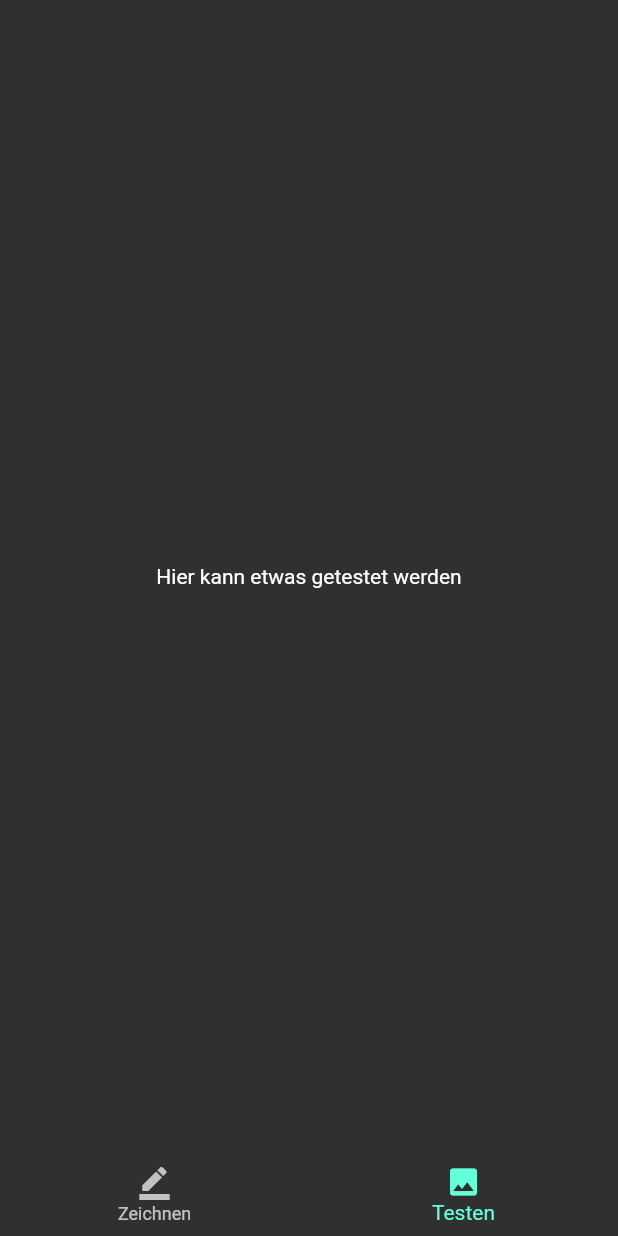
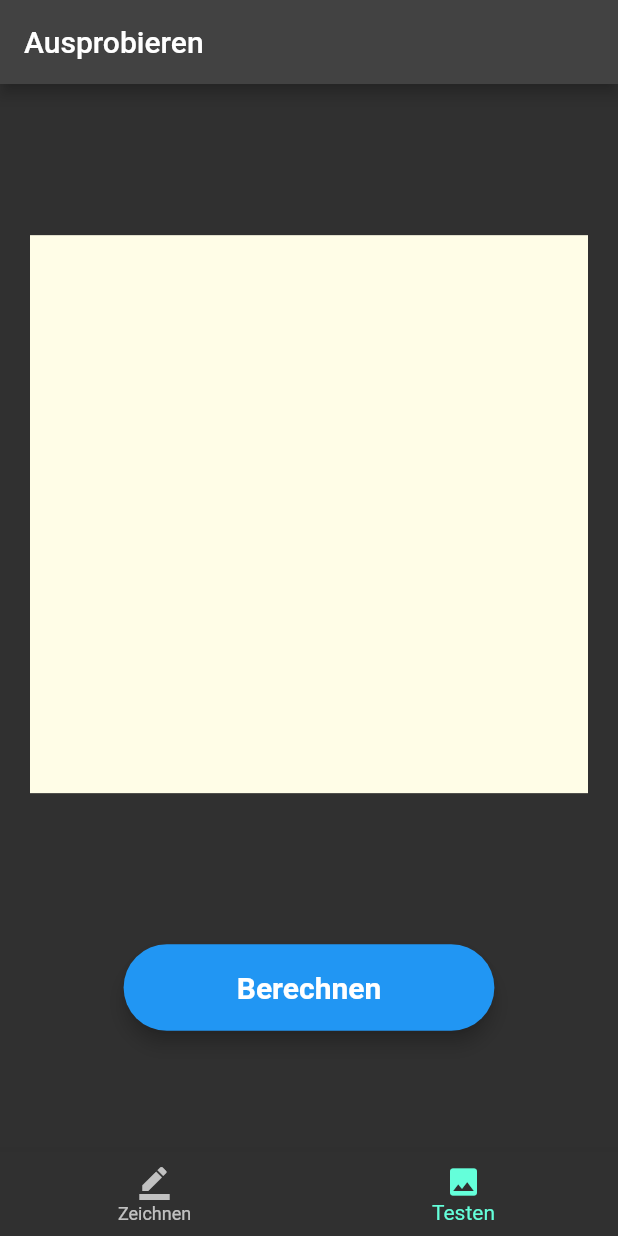
Before and after one commit to SirSimon04/DeepChemistryApp, a Flutter app: the screen it shows after launch, item 2 of the bottom bar chosen, on a phone screen of 412 x 824 dp. Run offline on Flutter 3.47's test engine with Material 2 defaults, Android fonts, the phone set to English and light mode, and no system bars; drawn by our look-alikes of screenshot; our stand-ins replace image_gallery_saver.

Commit message:
add new screen and new testing screen

```diff
--- a/lib/screens/testing_screen/testing_screen.dart
+++ b/lib/screens/testing_screen/testing_screen.dart
@@ -1,12 +1,64 @@
 import 'package:flutter/material.dart';
+import 'package:flutter_deep_chemistry/screens/drawing_screen/components/custom_draw_widget.dart';
 
-class TestingScreen extends StatelessWidget {
+class TestingScreen extends StatefulWidget {
   const TestingScreen({Key? key}) : super(key: key);
 
   @override
+  State<TestingScreen> createState() => _TestingScreenState();
+}
+
+class _TestingScreenState extends State<TestingScreen> {
+  final GlobalKey<CustomDrawingWidgetState> _customDrawingWidgetStateKey =
+      GlobalKey();
+  @override
   Widget build(BuildContext context) {
-    return const Center(
-      child: Text("Hier kann etwas getestet werden"),
+    return Scaffold(
+      appBar: AppBar(
+        automaticallyImplyLeading: false,
+        title: const Text(
+          "Ausprobieren",
+          style: TextStyle(color: Colors.white),
+        ),
+      ),
+      body: Column(
+        mainAxisAlignment: MainAxisAlignment.spaceEvenly,
+        children: [
+          Padding(
+            padding: const EdgeInsets.all(20.0),
+            child: AspectRatio(
+              aspectRatio: 1,
+              child: SizedBox(
+                child: CustomDrawingWidget(
+                  key: _customDrawingWidgetStateKey,
+                ),
+                width: MediaQuery.of(context).size.width,
+              ),
+            ),
+          ),
+          Material(
+            elevation: 5.0,
+            borderRadius: BorderRadius.circular(30.0),
+            color: Colors.blue,
+            child: MaterialButton(
+              onPressed: () {
+                print("pressed");
+                _customDrawingWidgetStateKey.currentState!.evaluate();
+              },
+              minWidth: MediaQuery.of(context).size.width * 0.6,
+              height: MediaQuery.of(context).size.height * 0.07,
+              child: const Text(
+                "Berechnen",
+                style: TextStyle(
+                  color: Colors.white,
+                  fontSize: 20.0,
+                  fontWeight: FontWeight.bold,
+                ),
+              ),
+            ),
+          ),
+        ],
+      ),
     );
   }
 }
--- a/pubspec.yaml
+++ b/pubspec.yaml
@@ -38,6 +38,7 @@ dependencies:
   image_gallery_saver: ^1.7.1
   screenshot: ^1.2.3
   http: ^0.13.4
+  camera: ^0.9.4+18
 
 dev_dependencies:
   flutter_test:
```
Also changed, not shown: lib/screens/drawing_screen/components/custom_draw_widget.dart (+16 -2 lines), lib/screens/testing_screen/screens/evaluate.dart (added, +35 -0 lines), pubspec.lock, 5 other files.
